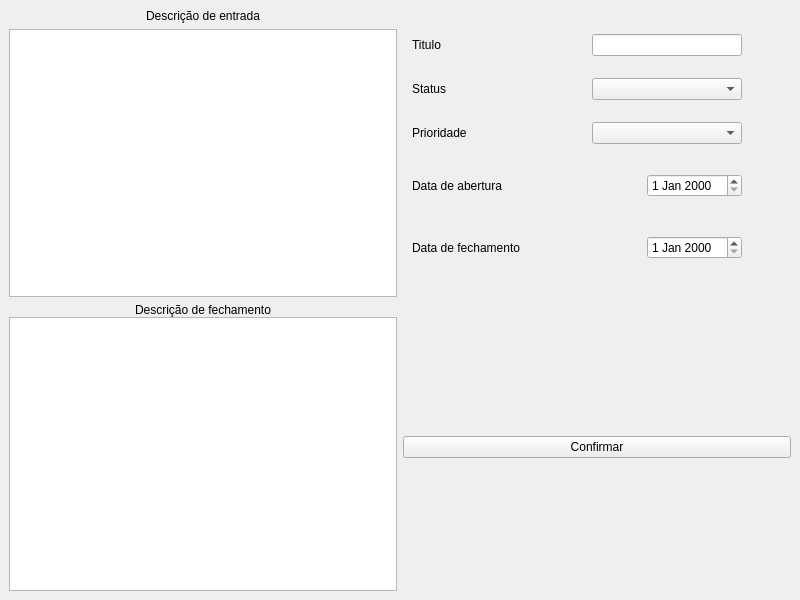
Qt form Telas/Tela_alterar_chamado.ui (leotxsp/Projeto-Integrador-SENAC) before a commit.
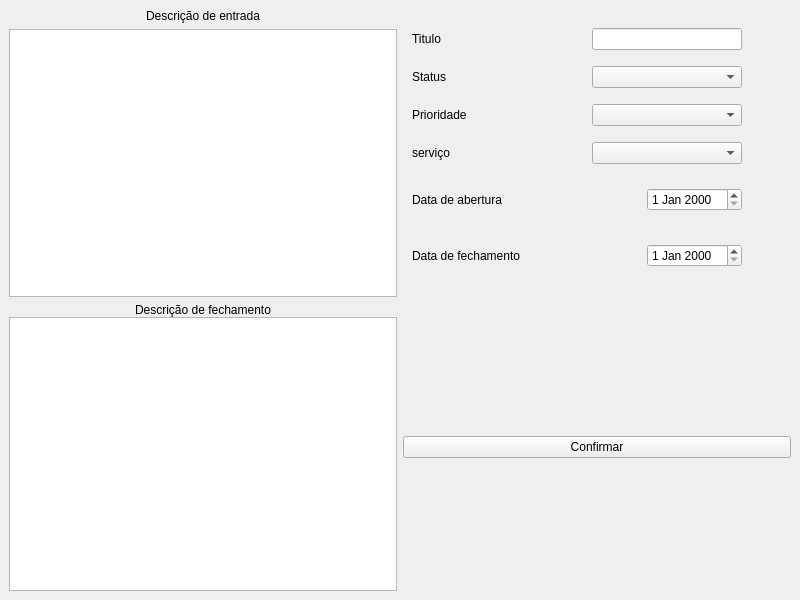
The same form after that commit.

Commit message: Feature: Alterar chamados

What changed in the file:
```diff
--- a/Telas/Tela_alterar_chamado.ui
+++ b/Telas/Tela_alterar_chamado.ui
@@ -140,7 +140,7 @@
           </spacer>
          </item>
          <item>
-          <widget class="QComboBox" name="CBStatus_2">
+          <widget class="QComboBox" name="CBStatus">
            <property name="minimumSize">
             <size>
              <width>150</width>
@@ -199,7 +199,7 @@
           </spacer>
          </item>
          <item>
-          <widget class="QComboBox" name="CBStatus">
+          <widget class="QComboBox" name="CBprioridade">
            <property name="minimumSize">
             <size>
              <width>150</width>
@@ -232,6 +232,65 @@
          </item>
         </layout>
        </item>
+       <item>
+        <layout class="QHBoxLayout" name="horizontalLayout_6">
+         <item>
+          <widget class="QLabel" name="label_6">
+           <property name="text">
+            <string>serviço</string>
+           </property>
+          </widget>
+         </item>
+         <item>
+          <spacer name="horizontalSpacer_8">
+           <property name="orientation">
+            <enum>Qt::Orientation::Horizontal</enum>
+           </property>
+           <property name="sizeType">
+            <enum>QSizePolicy::Policy::MinimumExpanding</enum>
+           </property>
+           <property name="sizeHint" stdset="0">
+            <size>
+             <width>40</width>
+             <height>20</height>
+            </size>
+           </property>
+          </spacer>
+         </item>
+         <item>
+          <widget class="QComboBox" name="CBservico">
+           <property name="minimumSize">
+            <size>
+             <width>150</width>
+             <height>0</height>
+            </size>
+           </property>
+           <property name="maximumSize">
+            <size>
+             <width>150</width>
+             <height>16777215</height>
+            </size>
+           </property>
+          </widget>
+         </item>
+         <item>
+          <spacer name="horizontalSpacer_10">
+           <property name="orientation">
+            <enum>Qt::Orientation::Horizontal</enum>
+           </property>
+           <property name="sizeType">
+            <enum>QSizePolicy::Policy::Minimum</enum>
+           </property>
+           <property name="sizeHint" stdset="0">
+            <size>
+             <width>40</width>
+             <height>20</height>
+            </size>
+           </property>
+          </spacer>
+         </item>
+        </layout>
+       </item>
        <item>
         <layout class="QHBoxLayout" name="horizontalLayout">
          <item>
```
Left out of the diff: 8 changed lines with no effect on the pictures. The commit also changes 10 other files.
